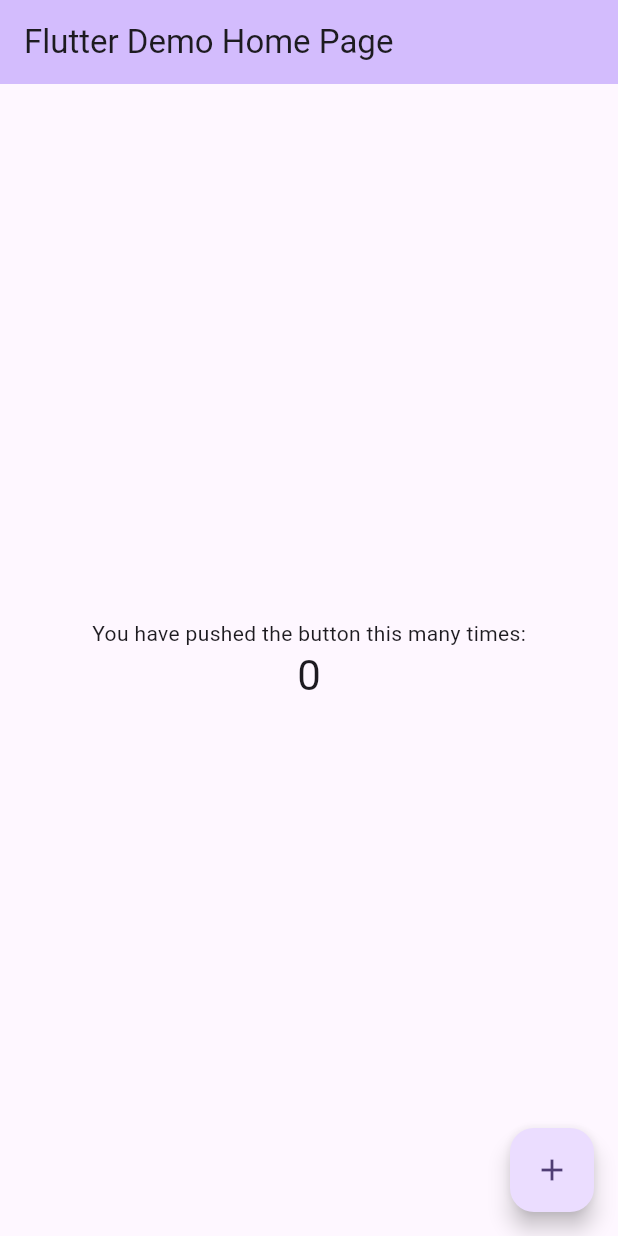
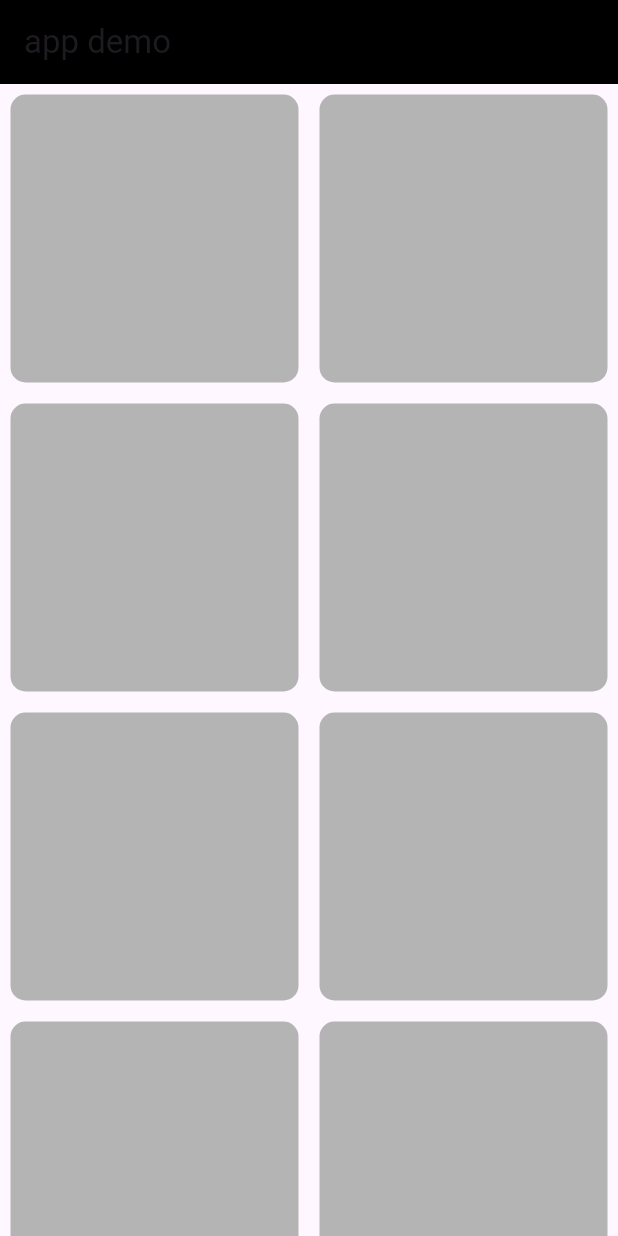
Before and after one commit to TDH9001/UI_assisted_course, a Flutter app: the screen it shows after launch, on a phone screen of 412 x 824 dp. Run offline on Flutter 3.47's test engine with Material 3 defaults, Android fonts, the phone set to English and light mode, and no system bars.

Commit message:
palceholder one

```diff
--- a/lib/main.dart
+++ b/lib/main.dart
@@ -1,122 +1,95 @@
+import 'dart:math';
+
 import 'package:flutter/material.dart';
+import 'dart:developer' as dev;
+
 //TODO: craetea neavigator service
 void main() {
-  runApp(const MyApp());
+  runApp(Course_assisted_ui_testing());
 }
 
-class MyApp extends StatelessWidget {
-  const MyApp({super.key});
+class Course_assisted_ui_testing extends StatelessWidget {
+  Course_assisted_ui_testing({super.key});
 
   // This widget is the root of your application.
   @override
   Widget build(BuildContext context) {
+    var data = MediaQuery.sizeOf(context);
+    dev.log("${data.height.toString()} ${data.width.toString()}");
     return MaterialApp(
-      title: 'Flutter Demo',
-      theme: ThemeData(
-        // This is the theme of your application.
-        //
-        // TRY THIS: Try running your application with "flutter run". You'll see
-        // the application has a purple toolbar. Then, without quitting the app,
-        // try changing the seedColor in the colorScheme below to Colors.green
-        // and then invoke "hot reload" (save your changes or press the "hot
-        // reload" button in a Flutter-supported IDE, or press "r" if you used
-        // the command line to start the app).
-        //
-        // Notice that the counter didn't reset back to zero; the application
-        // state is not lost during the reload. To reset the state, use hot
-        // restart instead.
-        //
-        // This works for code too, not just values: Most code changes can be
-        // tested with just a hot reload.
-        colorScheme: ColorScheme.fromSeed(seedColor: Colors.deepPurple),
+      home: Scaffold(
+        appBar: AppBar(
+          title: const Text('app demo'),
+          backgroundColor: Colors.black,
+        ),
+        body: LayoutBuilder(
+          builder: (context, constraints) {
+            int count = 2;
+            if (constraints.maxWidth > 600) {
+              count = (constraints.maxWidth / 250.0).toInt();
+            }
+            return CustomScrollView(
+              slivers: [
+                GridBoxWidget(count: count),
+                ListViewSection(data: data),
+              ],
+            );
+          },
+        ),
       ),
-      home: const MyHomePage(title: 'Flutter Demo Home Page'),
+      routes: {
+        //'/': (context) => const MyHomePage(),
+      },
+      // initialRoute:'/',
     );
   }
 }
 
-class MyHomePage extends StatefulWidget {
-  const MyHomePage({super.key, required this.title});
+class GridBoxWidget extends StatelessWidget {
+  final int count;
+  GridBoxWidget({super.key, required this.count});
+  @override
+  Widget build(BuildContext context) {
+    final data = MediaQuery.sizeOf(context);
 
-  // This widget is the home page of your application. It is stateful, meaning
-  // that it has a State object (defined below) that contains fields that affect
-  // how it looks.
-
-  // This class is the configuration for the state. It holds the values (in this
-  // case the title) provided by the parent (in this case the App widget) and
-  // used by the build method of the State. Fields in a Widget subclass are
-  // always marked "final".
-
-  final String title;
-
-  @override
-  State<MyHomePage> createState() => _MyHomePageState();
+    return SliverGrid.builder(
+      gridDelegate: SliverGridDelegateWithFixedCrossAxisCount(
+        crossAxisCount: count,
+      ),
+      itemBuilder: (BuildContext context, int index) {
+        return AspectRatio(
+          aspectRatio: 1 / 8,
+          child: Container(
+            margin: EdgeInsets.all(7),
+            height: data.height / 4,
+            decoration: BoxDecoration(
+              color: Color.fromARGB(255, 180, 180, 180),
+              borderRadius: BorderRadius.circular(10),
+            ),
+          ),
+        );
+      },
+      itemCount: 10,
+    );
+  }
 }
 
-class _MyHomePageState extends State<MyHomePage> {
-  int _counter = 0;
-
-  void _incrementCounter() {
-    setState(() {
-      // This call to setState tells the Flutter framework that something has
-      // changed in this State, which causes it to rerun the build method below
-      // so that the display can reflect the updated values. If we changed
-      // _counter without calling setState(), then the build method would not be
-      // called again, and so nothing would appear to happen.
-      _counter++;
-    });
-  }
+class ListViewSection extends StatelessWidget {
+  final Size data;
+  const ListViewSection({super.key, required this.data});
 
   @override
   Widget build(BuildContext context) {
-    // This method is rerun every time setState is called, for instance as done
-    // by the _incrementCounter method above.
-    //
-    // The Flutter framework has been optimized to make rerunning build methods
-    // fast, so that you can just rebuild anything that needs updating rather
-    // than having to individually change instances of widgets.
-    return Scaffold(
-      appBar: AppBar(
-        // TRY THIS: Try changing the color here to a specific color (to
-        // Colors.amber, perhaps?) and trigger a hot reload to see the AppBar
-        // change color while the other colors stay the same.
-        backgroundColor: Theme.of(context).colorScheme.inversePrimary,
-        // Here we take the value from the MyHomePage object that was created by
-        // the App.build method, and use it to set our appbar title.
-        title: Text(widget.title),
-      ),
-      body: Center(
-        // Center is a layout widget. It takes a single child and positions it
-        // in the middle of the parent.
-        child: Column(
-          // Column is also a layout widget. It takes a list of children and
-          // arranges them vertically. By default, it sizes itself to fit its
-          // children horizontally, and tries to be as tall as its parent.
-          //
-          // Column has various properties to control how it sizes itself and
-          // how it positions its children. Here we use mainAxisAlignment to
-          // center the children vertically; the main axis here is the vertical
-          // axis because Columns are vertical (the cross axis would be
-          // horizontal).
-          //
-          // TRY THIS: Invoke "debug painting" (choose the "Toggle Debug Paint"
-          // action in the IDE, or press "p" in the console), to see the
-          // wireframe for each widget.
-          mainAxisAlignment: MainAxisAlignment.center,
-          children: <Widget>[
-            const Text('You have pushed the button this many times:'),
-            Text(
-              '$_counter',
-              style: Theme.of(context).textTheme.headlineMedium,
-            ),
-          ],
-        ),
-      ),
-      floatingActionButton: FloatingActionButton(
-        onPressed: _incrementCounter,
-        tooltip: 'Increment',
-        child: const Icon(Icons.add),
-      ), // This trailing comma makes auto-formatting nicer for build methods.
+    return SliverList.builder(
+      itemCount: 10,
+      itemBuilder: (context, index) {
+        return Container(
+          margin: EdgeInsets.all(8),
+          color: Colors.black,
+          width: double.infinity,
+          height: data.height / 8,
+        );
+      },
     );
   }
 }
```
Also changed, not shown: 1 other file.
